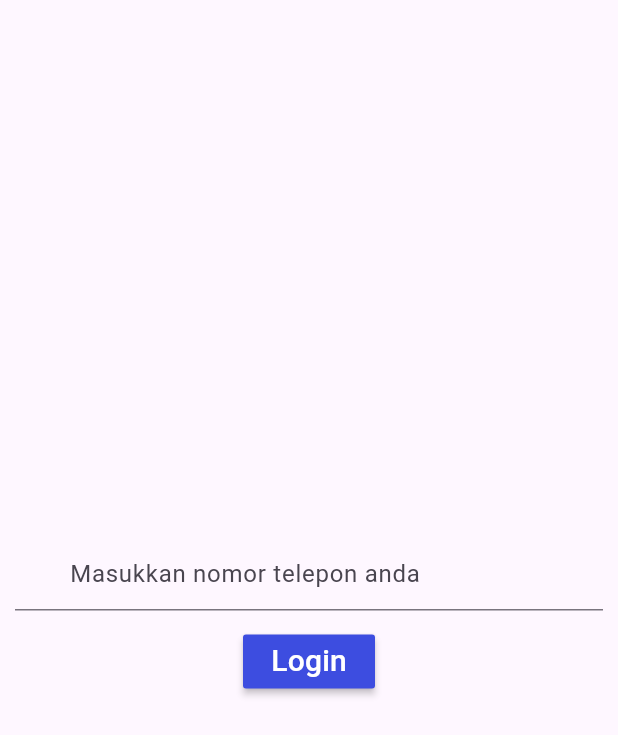
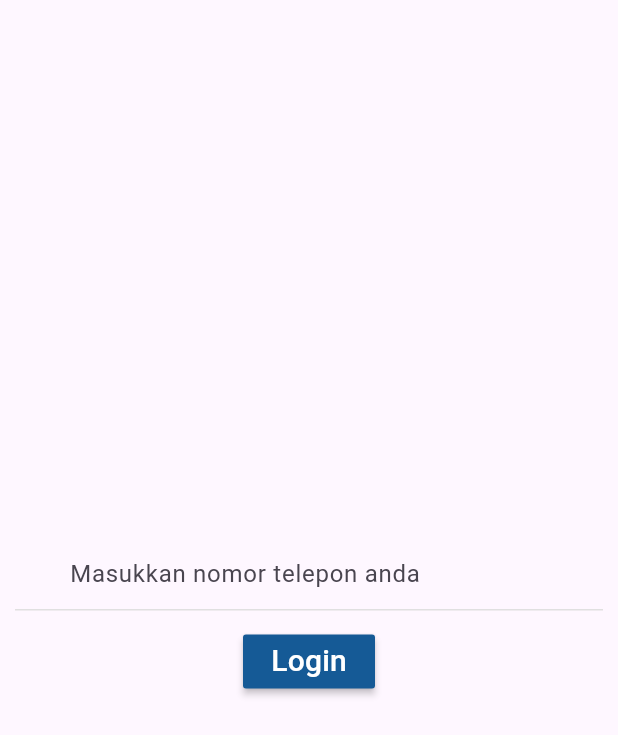
Before and after one commit to aldisakti2/Nusantara-News-App, a Flutter app: the PhoneAuthScreen screen opened directly, on a phone screen of 412 x 824 dp. Shown: the top 735 px of the screen. Run offline on Flutter 3.47's test engine with Material 3 defaults, Android fonts, the phone set to English and light mode, and no system bars; our stand-ins replace bloc, cloud_firestore, firebase_auth, firebase_core, flutter_bloc, google_fonts and 1 more; missing offline and left inert: flutter_inappwebview; accounts and stored records are empty; network calls fail.

Commit message:
Update Color

```diff
--- a/lib/pages/home_page.dart
+++ b/lib/pages/home_page.dart
@@ -51,7 +51,7 @@ class _HomePageState extends State<HomePage> {
                             Text(
                               'Nusantara News ',
                               style: kHeading6.copyWith(
-                                color: kBlack,
+                                color: kDarkBlue,
                               ),
                             ),
                           ],
--- a/lib/pages/kementerian/dikbud_page.dart
+++ b/lib/pages/kementerian/dikbud_page.dart
@@ -14,7 +14,7 @@ class KemendikbudPage extends StatelessWidget {
         appBar: AppBar(
           title: Text(
             'Kemendikbud News',
-            style: kHeading6.copyWith(color: kBlack),
+            style: kHeading6.copyWith(color: kDarkBlue),
           ),
           leading: BackButton(
             color: kBlack,
--- a/lib/pages/kementerian/kesehatan_page.dart
+++ b/lib/pages/kementerian/kesehatan_page.dart
@@ -14,7 +14,7 @@ class KemenkesPage extends StatelessWidget {
         appBar: AppBar(
           title: Text(
             'Kemenakes News',
-            style: kHeading6.copyWith(color: kBlack),
+            style: kHeading6.copyWith(color: kDarkBlue),
           ),
           leading: BackButton(
             color: kBlack,
--- a/lib/pages/kementerian/naker_page.dart
+++ b/lib/pages/kementerian/naker_page.dart
@@ -13,7 +13,7 @@ class KemenakerPage extends StatelessWidget {
         appBar: AppBar(
           title: Text(
             'Kemenaker News',
-            style: kHeading6.copyWith(color: kBlack),
+            style: kHeading6.copyWith(color: kDarkBlue),
           ),
           leading: BackButton(
             color: kBlack,
--- a/lib/pages/phone_screen_page.dart
+++ b/lib/pages/phone_screen_page.dart
@@ -1,6 +1,7 @@
+import 'package:flutter/material.dart';
 import 'package:firebase_auth/firebase_auth.dart';
-import 'package:flutter/material.dart';
 import 'package:nusantara_news_app/pages/home_page.dart';
+import 'package:nusantara_news_app/styles/colors.dart';
 
 class PhoneAuthScreen extends StatefulWidget {
   @override
@@ -36,9 +37,10 @@ class _PhoneAuthScreenState extends State<PhoneAuthScreen> {
         print(e.message);
       },
       codeSent: (String verificationId, int? resendToken) {
-        otpVisibility = true;
-        verificationID = verificationId;
-        setState(() {});
+        setState(() {
+          otpVisibility = true;
+          verificationID = verificationId;
+        });
       },
       codeAutoRetrievalTimeout: (String verificationId) {},
     );
@@ -84,28 +86,46 @@ class _PhoneAuthScreenState extends State<PhoneAuthScreen> {
           children: [
             TextField(
               controller: _phoneController,
+              cursorColor: kBlueRibbon,
               decoration: InputDecoration(
                 hintText: 'Masukkan nomor telepon anda',
-                prefix: Padding(padding: EdgeInsets.all(4), child: Text('+62')),
+                prefix: Padding(
+                  padding: EdgeInsets.all(4),
+                  child: Text('+62'),
+                ),
+                enabledBorder: UnderlineInputBorder(
+                  borderSide: BorderSide(
+                    color: Colors.grey[300]!,
+                  ),
+                ),
+                focusedBorder: UnderlineInputBorder(
+                  borderSide: BorderSide(
+                    color: kBlueRibbon,
+                    width: 2.0,
+                  ),
+                ),
               ),
               keyboardType: TextInputType.phone,
             ),
             Visibility(
+              visible: otpVisibility,
               child: TextField(
                 controller: _otpController,
                 decoration: InputDecoration(
                   hintText: 'OTP',
-                  prefix: Padding(padding: EdgeInsets.all(4), child: Text('')),
+                  prefix: Padding(
+                    padding: EdgeInsets.all(4),
+                    child: Text(''),
+                  ),
                 ),
                 keyboardType: TextInputType.number,
               ),
-              visible: otpVisibility,
             ),
             SizedBox(
               height: 10,
             ),
             MaterialButton(
-              color: const Color(0xff3D4DE0),
+              color: kDarkBlue,
               onPressed: () {
                 if (otpVisibility) {
                   verifyOTP();
@@ -113,8 +133,10 @@ class _PhoneAuthScreenState extends State<PhoneAuthScreen> {
                   loginWithPhone();
                 }
               },
-              child: Text(otpVisibility ? "Verify" : "Login",
-                  style: TextStyle(color: Colors.white, fontSize: 20)),
+              child: Text(
+                otpVisibility ? "Verify" : "Login",
+                style: TextStyle(color: Colors.white, fontSize: 20),
+              ),
             ),
           ],
         ),
```
Also changed, not shown: lib/pages/comment_page.dart (+8 -1 lines), lib/pages/kementerian/keuangan_page.dart (+1 -16 lines), lib/pages/login_page.dart (+7 -7 lines), lib/pages/register_page.dart (+3 -4 lines).
